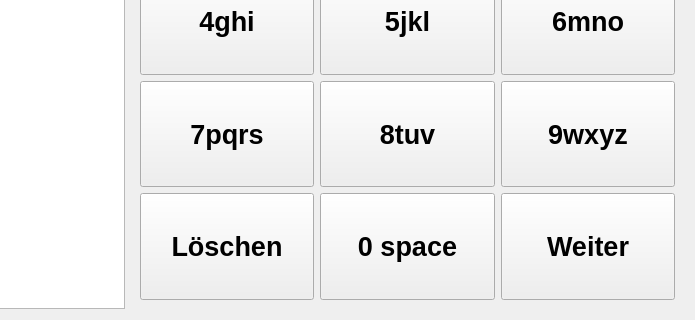
This is TallyOnRaspberry/loginscreen.ui in Deltachi/Tally_Teamproject as Qt 5 draws it before an edit; both pictures show x 142 to 837 and y 165 to 485 of the 837 by 485 pixel window. The edited form follows.
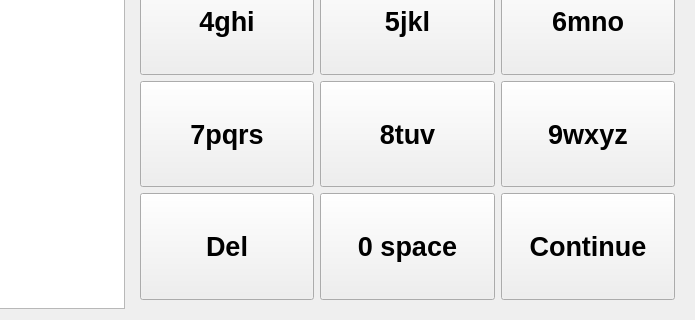
This is the edited form.

```diff
--- a/TallyOnRaspberry/loginscreen.ui
+++ b/TallyOnRaspberry/loginscreen.ui
@@ -173,7 +173,7 @@
          </font>
         </property>
         <property name="text">
-         <string>Löschen</string>
+         <string>Del</string>
         </property>
        </widget>
       </item>
@@ -266,7 +266,7 @@
          </font>
         </property>
         <property name="text">
-         <string>Weiter</string>
+         <string>Continue</string>
         </property>
        </widget>
       </item>
```
